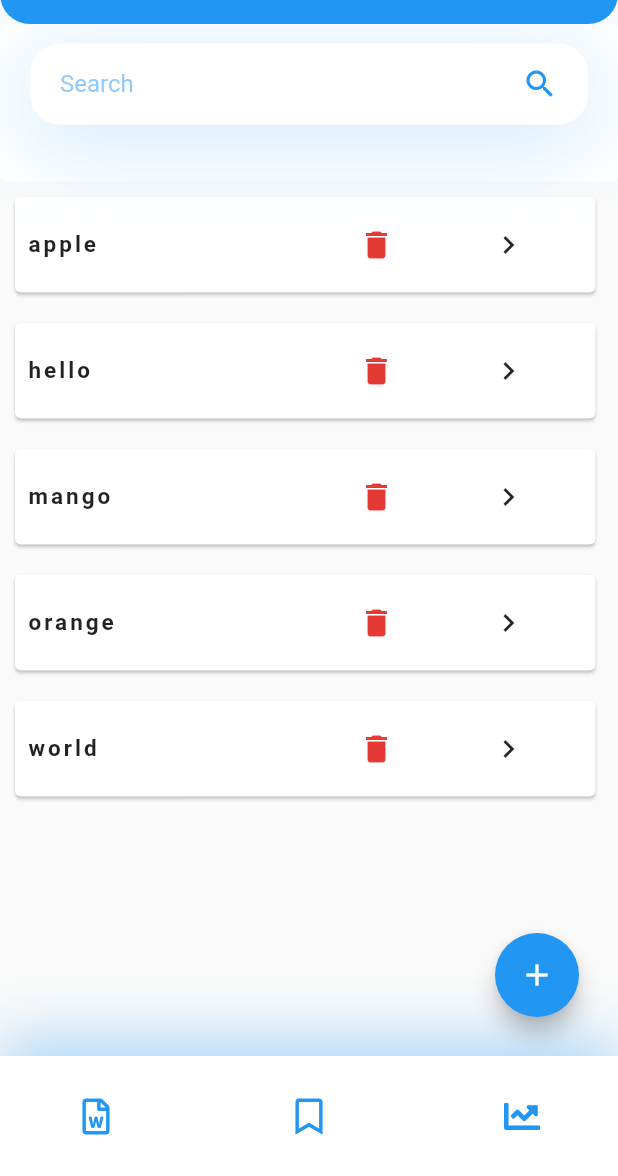
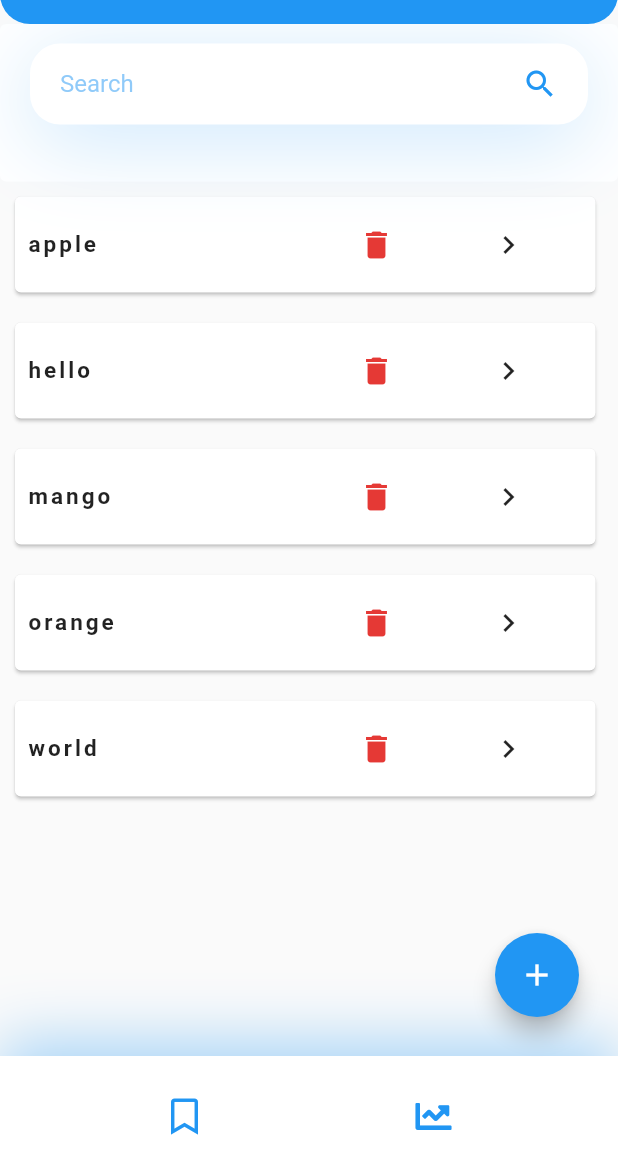
Before and after one commit to TokisakiKurumi2001/4Lingo, a Flutter app: the screen it shows after launch, on a phone screen of 412 x 824 dp, the part 60-1236 px from its top. Run offline on Flutter 3.47's test engine with Material 2 defaults, Android fonts, the light colour scheme and no system bars; our stand-ins replace charts_flutter, flip_card, fluttericon.

Commit message:
Remove the word icon. Now word become default homepage display.

```diff
--- a/lib/home/components/bottom_nav_bar/bottom_nav_bar.dart
+++ b/lib/home/components/bottom_nav_bar/bottom_nav_bar.dart
@@ -27,20 +27,8 @@ class MyBottomNavBar extends StatelessWidget {
         ],
       ),
       child: Row(
-        mainAxisAlignment: MainAxisAlignment.spaceBetween,
+        mainAxisAlignment: MainAxisAlignment.spaceAround,
         children: <Widget>[
-          IconButton(
-            icon: Icon(
-              FontAwesome5.file_word,
-              color: Colors.blue,
-            ),
-            onPressed: () {
-              // Navigator.push(
-              //   context,
-              //   MaterialPageRoute(builder: (context) => Word()),
-              // );
-            },
-          ),
           IconButton(
             icon: Icon(
               FontAwesome5.bookmark,
```
